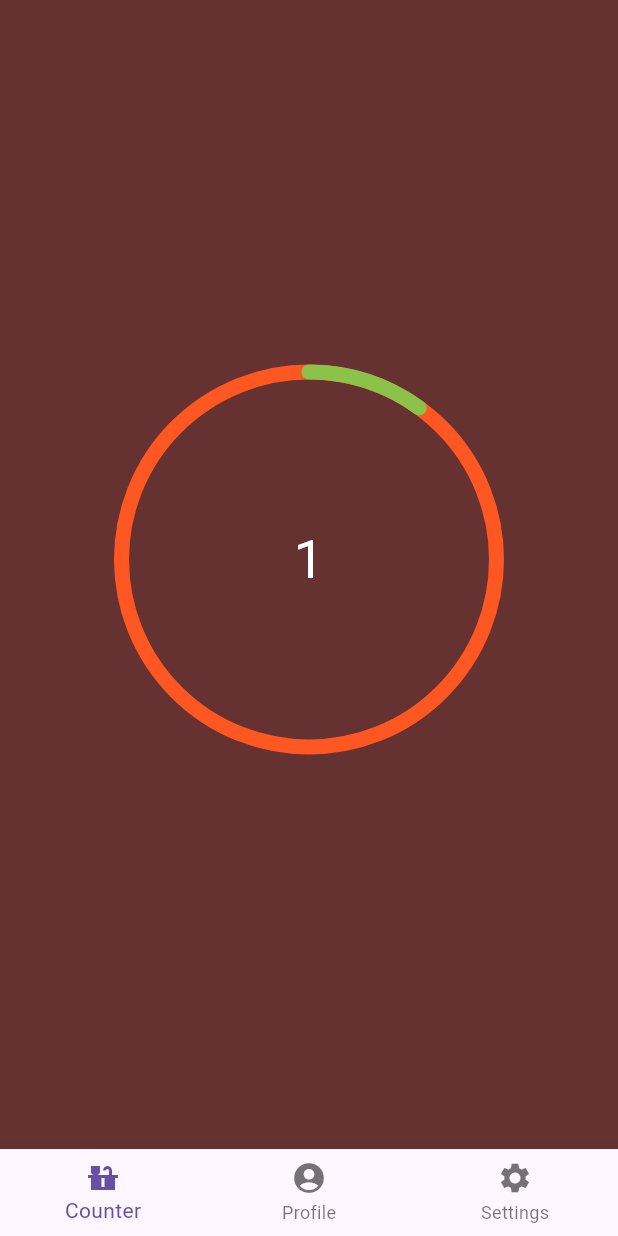
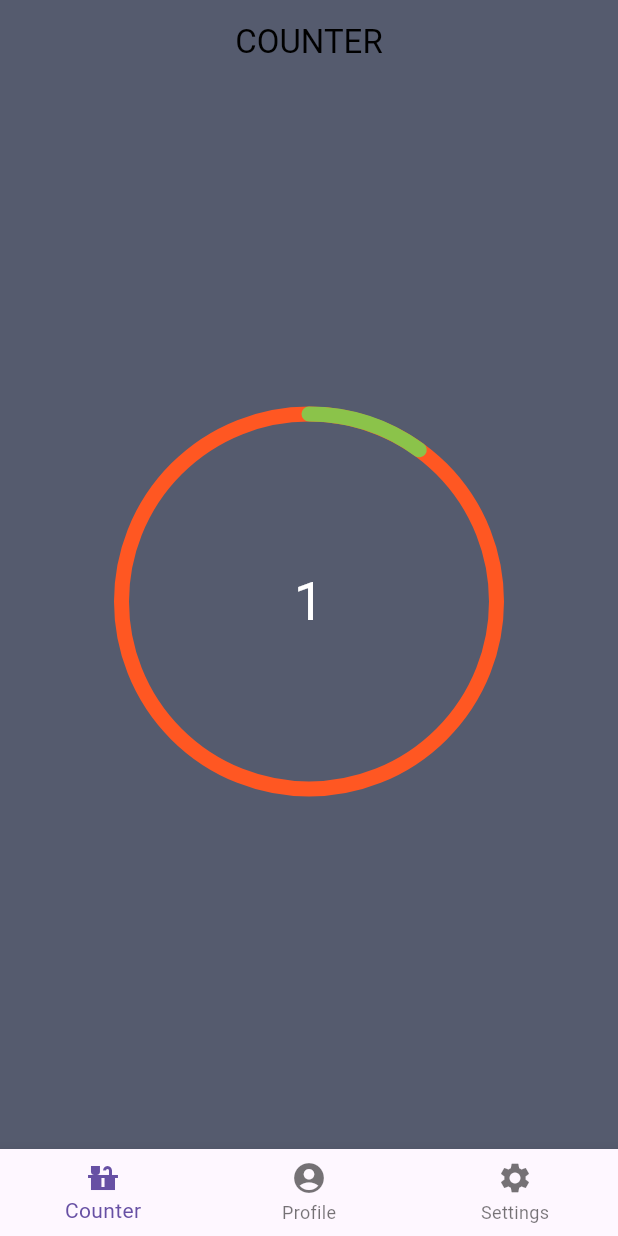
Before and after one commit to Hiromichi-1449/Recite, a Flutter app: the screen it shows after launch, after a tap on an icon or button, on a phone screen of 412 x 824 dp. Run offline on Flutter 3.47's test engine with Material 3 defaults, Android fonts, the phone set to English and light mode, and no system bars; our stand-ins replace firebase_core, google_sign_in; accounts and stored records are empty.

Commit message:
updated spec and settings page

```diff
--- a/lib/main.dart
+++ b/lib/main.dart
@@ -11,7 +11,6 @@ void main() async {
 
 class MyApp extends StatelessWidget {
   const MyApp({super.key});
-
   @override
   Widget build(BuildContext context) {
     return MaterialApp(
--- a/lib/pages/counterPage.dart
+++ b/lib/pages/counterPage.dart
@@ -85,7 +85,13 @@ class _CounterPageState extends State<CounterPage> {
   @override
   Widget build(BuildContext context) {
     return Scaffold(
-      backgroundColor: const Color.fromARGB(255, 101, 49, 49),
+      backgroundColor: const Color(0xFF555B6E),
+      appBar: AppBar(
+          backgroundColor: Colors.transparent,
+          foregroundColor: Colors.black,
+          title: Text("COUNTER"),
+          centerTitle: true
+        ),
       body: Center(
         child: Column(
           mainAxisAlignment: MainAxisAlignment.center,
--- a/lib/pages/homePage.dart
+++ b/lib/pages/homePage.dart
@@ -1,4 +1,5 @@
 import 'package:flutter/material.dart';
+import 'package:recite_flutter/pages/settingsPage.dart';
 import 'counterPage.dart';
 import 'profilePage.dart';
 
@@ -15,7 +16,7 @@ class _HomePageState extends State<HomePage> {
   final List<Widget> _pages = [
     CounterPage(),
     ProfilePage(),
-    Placeholder(), // Another page
+    SettingsPage(),
   ];
 
   void _onItemTapped(int index) {
--- a/lib/pages/profilePage.dart
+++ b/lib/pages/profilePage.dart
@@ -1,14 +1,15 @@
+import 'package:flutter/material.dart';
 import 'package:flutter/cupertino.dart';
-import 'package:flutter/material.dart';
+import 'package:google_sign_in/google_sign_in.dart';
 
 class ProfilePage extends StatefulWidget {
   const ProfilePage ({super.key});
-
   @override
   State<ProfilePage> createState() => _ProfilePageState();
 }
 
   class _ProfilePageState extends State<ProfilePage> {
+    bool _busy = false;
 
     @override
     Widget build(BuildContext context) {
--- a/lib/pages/settingsPage.dart
+++ b/lib/pages/settingsPage.dart
@@ -0,0 +1,28 @@
+import 'package:flutter/material.dart';
+import 'package:flutter/cupertino.dart';
+import 'package:google_sign_in/google_sign_in.dart';
+
+class SettingsPage extends StatefulWidget {
+  const SettingsPage ({super.key});
+  @override
+  State<SettingsPage> createState() => _SettingsPageState();
+}
+
+  class _SettingsPageState extends State<SettingsPage> {
+    bool _busy = false;
+
+    @override
+    Widget build(BuildContext context) {
+      return Scaffold(
+        backgroundColor: const Color(0xFF555B6E),
+        appBar: AppBar(
+          backgroundColor: Colors.transparent,
+          foregroundColor: Colors.black,
+          title: Text("SETTINGS"),
+          centerTitle: true
+        ),
+        body: ListView(),
+      );
+    }
+
+  }
```
Also changed, not shown: pubspec.yaml (+4 -4 lines), pubspec.lock, 4 other files.
